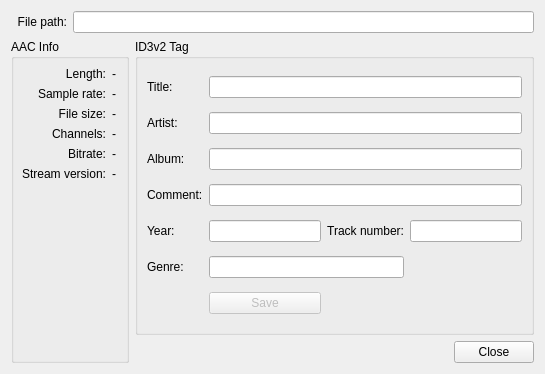
Old version of the form src/plugins/Input/aac/detailsdialog.ui in the repository ksv1986/qmmp-staging.
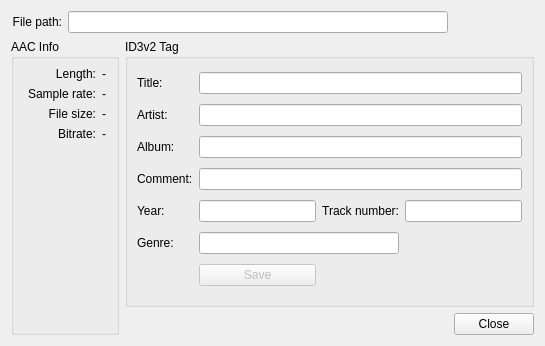
New version of the form.

Patch:
```diff
--- a/src/plugins/Input/aac/detailsdialog.ui
+++ b/src/plugins/Input/aac/detailsdialog.ui
@@ -1,21 +1,21 @@
 <ui version="4.0" >
  <class>DetailsDialog</class>
- <widget class="QDialog" name="DetailsDialog" >
-  <property name="geometry" >
+ <widget class="QDialog" name="DetailsDialog">
+  <property name="geometry">
    <rect>
     <x>0</x>
     <y>0</y>
     <width>545</width>
-    <height>374</height>
+    <height>346</height>
    </rect>
   </property>
   <property name="windowTitle" >
    <string>Details</string>
   </property>
-  <layout class="QGridLayout" >
-   <item row="0" column="0" >
-    <widget class="QLabel" name="label_28" >
-     <property name="text" >
+  <layout class="QGridLayout" name="gridLayout">
+   <item row="0" column="0">
+    <widget class="QLabel" name="label_28">
+     <property name="text">
       <string>File path:</string>
      </property>
      <property name="alignment" >
@@ -23,16 +23,16 @@
      </property>
     </widget>
    </item>
-   <item row="0" column="1" colspan="3" >
-    <widget class="QLineEdit" name="pathLineEdit" >
-     <property name="readOnly" >
+   <item row="0" column="1" colspan="2">
+    <widget class="QLineEdit" name="pathLineEdit">
+     <property name="readOnly">
       <bool>true</bool>
      </property>
     </widget>
    </item>
-   <item rowspan="2" row="1" column="0" colspan="2" >
-    <widget class="QGroupBox" name="groupBox" >
-     <property name="minimumSize" >
+   <item row="1" column="0" rowspan="2" colspan="2">
+    <widget class="QGroupBox" name="groupBox">
+     <property name="minimumSize">
       <size>
        <width>0</width>
        <height>16</height>
@@ -41,14 +41,14 @@
      <property name="title" >
       <string>AAC Info</string>
      </property>
-     <layout class="QGridLayout" >
-      <property name="margin" >
+     <layout class="QGridLayout">
+      <property name="margin">
        <number>8</number>
       </property>
-      <property name="spacing" >
+      <property name="spacing">
        <number>6</number>
       </property>
-      <item row="6" column="0" >
+      <item row="4" column="0">
        <spacer>
         <property name="orientation" >
          <enum>Qt::Vertical</enum>
@@ -61,16 +61,16 @@
         </property>
        </spacer>
       </item>
-      <item row="2" column="1" colspan="2" >
-       <widget class="QLabel" name="fileSizeLabel" >
-        <property name="text" >
+      <item row="2" column="1" colspan="2">
+       <widget class="QLabel" name="fileSizeLabel">
+        <property name="text">
          <string>-</string>
         </property>
        </widget>
       </item>
-      <item row="0" column="0" >
-       <widget class="QLabel" name="label" >
-        <property name="text" >
+      <item row="0" column="0">
+       <widget class="QLabel" name="label">
+        <property name="text">
          <string>Length:</string>
         </property>
         <property name="alignment" >
@@ -78,16 +78,16 @@
         </property>
        </widget>
       </item>
-      <item row="0" column="1" colspan="2" >
-       <widget class="QLabel" name="lengthLabel" >
-        <property name="text" >
+      <item row="0" column="1" colspan="2">
+       <widget class="QLabel" name="lengthLabel">
+        <property name="text">
          <string>-</string>
         </property>
        </widget>
       </item>
-      <item row="1" column="0" >
-       <widget class="QLabel" name="label_3" >
-        <property name="text" >
+      <item row="1" column="0">
+       <widget class="QLabel" name="label_3">
+        <property name="text">
          <string>Sample rate:</string>
         </property>
         <property name="alignment" >
@@ -95,32 +95,16 @@
         </property>
        </widget>
       </item>
-      <item row="1" column="1" colspan="2" >
-       <widget class="QLabel" name="sampleRateLabel" >
-        <property name="text" >
+      <item row="1" column="1" colspan="2">
+       <widget class="QLabel" name="sampleRateLabel">
+        <property name="text">
          <string>-</string>
         </property>
        </widget>
       </item>
-      <item row="3" column="0" >
-       <widget class="QLabel" name="label_10" >
-        <property name="layoutDirection" >
-         <enum>Qt::LeftToRight</enum>
-        </property>
-        <property name="text" >
-         <string>Channels:</string>
-        </property>
-        <property name="textFormat" >
-         <enum>Qt::PlainText</enum>
-        </property>
-        <property name="alignment" >
-         <set>Qt::AlignRight|Qt::AlignTrailing|Qt::AlignVCenter</set>
-        </property>
-       </widget>
-      </item>
-      <item row="2" column="0" >
-       <widget class="QLabel" name="label_5" >
-        <property name="text" >
+      <item row="2" column="0">
+       <widget class="QLabel" name="label_5">
+        <property name="text">
          <string>File size:</string>
         </property>
         <property name="alignment" >
@@ -128,9 +112,9 @@
         </property>
        </widget>
       </item>
-      <item row="4" column="0" >
-       <widget class="QLabel" name="label_2" >
-        <property name="text" >
+      <item row="3" column="0">
+       <widget class="QLabel" name="label_2">
+        <property name="text">
          <string>Bitrate:</string>
         </property>
         <property name="alignment" >
@@ -138,36 +122,9 @@
         </property>
        </widget>
       </item>
-      <item row="3" column="1" colspan="2" >
-       <widget class="QLabel" name="channelsLabel" >
-        <property name="layoutDirection" >
-         <enum>Qt::LeftToRight</enum>
-        </property>
-        <property name="text" >
-         <string>-</string>
-        </property>
-       </widget>
-      </item>
-      <item row="4" column="1" colspan="2" >
-       <widget class="QLabel" name="bitrateLabel" >
-        <property name="text" >
-         <string>-</string>
-        </property>
-       </widget>
-      </item>
-      <item row="5" column="0" >
-       <widget class="QLabel" name="label_4" >
-        <property name="text" >
-         <string>Stream version:</string>
-        </property>
-        <property name="alignment" >
-         <set>Qt::AlignRight|Qt::AlignTrailing|Qt::AlignVCenter</set>
-        </property>
-       </widget>
-      </item>
-      <item row="5" column="1" colspan="2" >
-       <widget class="QLabel" name="versionLabel" >
-        <property name="text" >
+      <item row="3" column="1" colspan="2">
+       <widget class="QLabel" name="bitrateLabel">
+        <property name="text">
          <string>-</string>
         </property>
        </widget>
@@ -175,10 +132,10 @@
      </layout>
     </widget>
    </item>
-   <item row="1" column="2" colspan="2" >
-    <widget class="QGroupBox" name="groupBox_2" >
-     <property name="sizePolicy" >
-      <sizepolicy vsizetype="Preferred" hsizetype="Expanding" >
+   <item row="1" column="2" colspan="2">
+    <widget class="QGroupBox" name="groupBox_2">
+     <property name="sizePolicy">
+      <sizepolicy hsizetype="Expanding" vsizetype="Preferred">
        <horstretch>0</horstretch>
        <verstretch>0</verstretch>
       </sizepolicy>
@@ -186,10 +143,10 @@
      <property name="title" >
       <string>ID3v2 Tag</string>
      </property>
-     <layout class="QGridLayout" >
-      <item row="0" column="0" >
-       <widget class="QLabel" name="label_21" >
-        <property name="text" >
+     <layout class="QGridLayout">
+      <item row="0" column="0">
+       <widget class="QLabel" name="label_21">
+        <property name="text">
          <string>Title:</string>
         </property>
         <property name="alignment" >
@@ -197,12 +154,12 @@
         </property>
        </widget>
       </item>
-      <item row="0" column="1" colspan="3" >
-       <widget class="QLineEdit" name="titleLineEdit" />
+      <item row="0" column="1" colspan="3">
+       <widget class="QLineEdit" name="titleLineEdit"/>
       </item>
-      <item row="1" column="0" >
-       <widget class="QLabel" name="label_22" >
-        <property name="text" >
+      <item row="1" column="0">
+       <widget class="QLabel" name="label_22">
+        <property name="text">
          <string>Artist:</string>
         </property>
         <property name="alignment" >
@@ -210,12 +167,12 @@
         </property>
        </widget>
       </item>
-      <item row="1" column="1" colspan="3" >
-       <widget class="QLineEdit" name="artistLineEdit" />
+      <item row="1" column="1" colspan="3">
+       <widget class="QLineEdit" name="artistLineEdit"/>
       </item>
-      <item row="2" column="0" >
-       <widget class="QLabel" name="label_23" >
-        <property name="text" >
+      <item row="2" column="0">
+       <widget class="QLabel" name="label_23">
+        <property name="text">
          <string>Album:</string>
         </property>
         <property name="alignment" >
@@ -223,12 +180,12 @@
         </property>
        </widget>
       </item>
-      <item row="2" column="1" colspan="3" >
-       <widget class="QLineEdit" name="albumLineEdit" />
+      <item row="2" column="1" colspan="3">
+       <widget class="QLineEdit" name="albumLineEdit"/>
       </item>
-      <item row="3" column="0" >
-       <widget class="QLabel" name="label_24" >
-        <property name="text" >
+      <item row="3" column="0">
+       <widget class="QLabel" name="label_24">
+        <property name="text">
          <string>Comment:</string>
         </property>
         <property name="alignment" >
@@ -236,12 +193,12 @@
         </property>
        </widget>
       </item>
-      <item row="3" column="1" colspan="3" >
-       <widget class="QLineEdit" name="commentLineEdit" />
+      <item row="3" column="1" colspan="3">
+       <widget class="QLineEdit" name="commentLineEdit"/>
       </item>
-      <item row="4" column="0" >
-       <widget class="QLabel" name="label_25" >
-        <property name="text" >
+      <item row="4" column="0">
+       <widget class="QLabel" name="label_25">
+        <property name="text">
          <string>Year:</string>
         </property>
         <property name="alignment" >
@@ -249,12 +206,12 @@
         </property>
        </widget>
       </item>
-      <item row="4" column="1" >
-       <widget class="QLineEdit" name="yearLineEdit" />
+      <item row="4" column="1">
+       <widget class="QLineEdit" name="yearLineEdit"/>
       </item>
-      <item row="4" column="2" >
-       <widget class="QLabel" name="label_26" >
-        <property name="text" >
+      <item row="4" column="2">
+       <widget class="QLabel" name="label_26">
+        <property name="text">
          <string>Track number:</string>
         </property>
         <property name="alignment" >
@@ -262,12 +219,12 @@
         </property>
        </widget>
       </item>
-      <item row="4" column="3" >
-       <widget class="QLineEdit" name="trackLineEdit" />
+      <item row="4" column="3">
+       <widget class="QLineEdit" name="trackLineEdit"/>
       </item>
-      <item row="5" column="0" >
-       <widget class="QLabel" name="label_27" >
-        <property name="text" >
+      <item row="5" column="0">
+       <widget class="QLabel" name="label_27">
+        <property name="text">
          <string>Genre:</string>
         </property>
         <property name="alignment" >
@@ -275,12 +232,12 @@
         </property>
        </widget>
       </item>
-      <item row="5" column="1" colspan="2" >
-       <widget class="QLineEdit" name="genreLineEdit" />
+      <item row="5" column="1" colspan="2">
+       <widget class="QLineEdit" name="genreLineEdit"/>
       </item>
-      <item row="6" column="1" >
-       <widget class="QPushButton" name="saveButton" >
-        <property name="enabled" >
+      <item row="6" column="1">
+       <widget class="QPushButton" name="saveButton">
+        <property name="enabled">
          <bool>false</bool>
         </property>
         <property name="text" >
@@ -291,7 +248,7 @@
      </layout>
     </widget>
    </item>
-   <item row="2" column="2" >
+   <item row="2" column="2">
     <spacer>
      <property name="orientation" >
       <enum>Qt::Horizontal</enum>
@@ -304,9 +261,9 @@
      </property>
     </spacer>
    </item>
-   <item row="2" column="3" >
-    <widget class="QPushButton" name="pushButton_3" >
-     <property name="text" >
+   <item row="2" column="3">
+    <widget class="QPushButton" name="pushButton_3">
+     <property name="text">
       <string>Close</string>
      </property>
     </widget>
```
Left out of the diff: 47 changed lines with no effect on the pictures.
